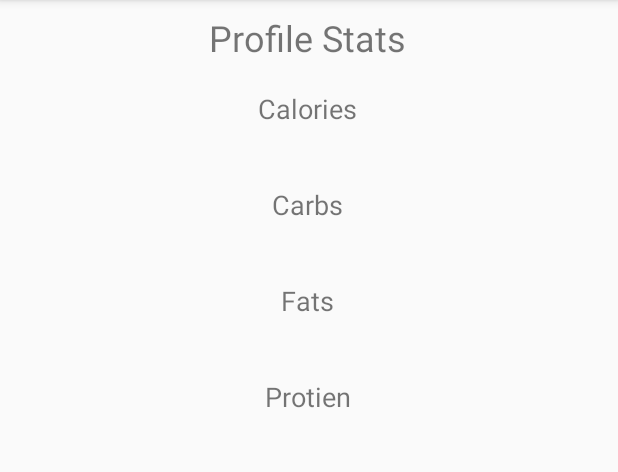
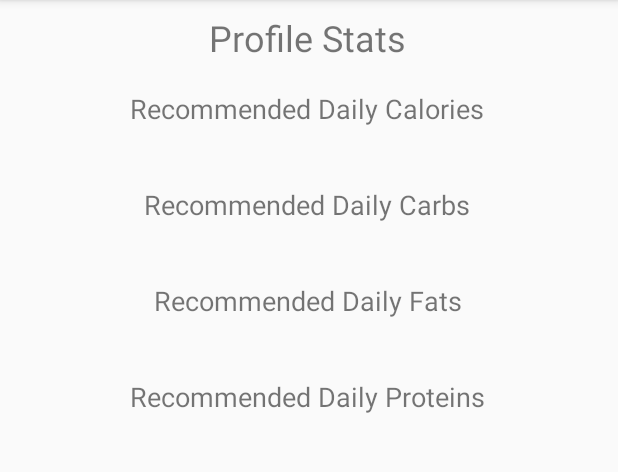
Before and after one commit to yianniw/Weight-Mate, an Android app: the StatsActivity screen opened directly, with no data from a screen before it, on a phone screen of 412 x 824 dp, the part 84-556 px from its top. Run offline under Robolectric (Android 15) with nearby library versions, the phone set to English and light mode, and no system bars; 6 statements that could not run were skipped.

Commit message:
quick fix to stats.xml

```diff
--- a/app/src/main/res/layout/activity_stats.xml
+++ b/app/src/main/res/layout/activity_stats.xml
@@ -43,7 +43,7 @@
                 android:layout_height="wrap_content"
                 android:layout_marginTop="0dp"
                 android:gravity="center"
-                android:text="Calories"
+                android:text="Recommended Daily Calories"
                 android:textSize="18sp" />
 
         </RelativeLayout>
@@ -61,7 +61,7 @@
                 android:layout_height="wrap_content"
                 android:layout_marginTop="0dp"
                 android:gravity="center"
-                android:text="Carbs"
+                android:text="Recommended Daily Carbs"
                 android:textSize="18sp" />
 
             <TextView
@@ -87,7 +87,7 @@
                 android:layout_height="wrap_content"
                 android:layout_marginTop="0dp"
                 android:gravity="center"
-                android:text="Fats"
+                android:text="Recommended Daily Fats"
                 android:textSize="18sp" />
 
             <TextView
@@ -113,7 +113,7 @@
                 android:layout_height="wrap_content"
                 android:layout_marginTop="0dp"
                 android:gravity="center"
-                android:text="Protien"
+                android:text="Recommended Daily Proteins"
                 android:textSize="18sp" />
 
             <TextView
```
